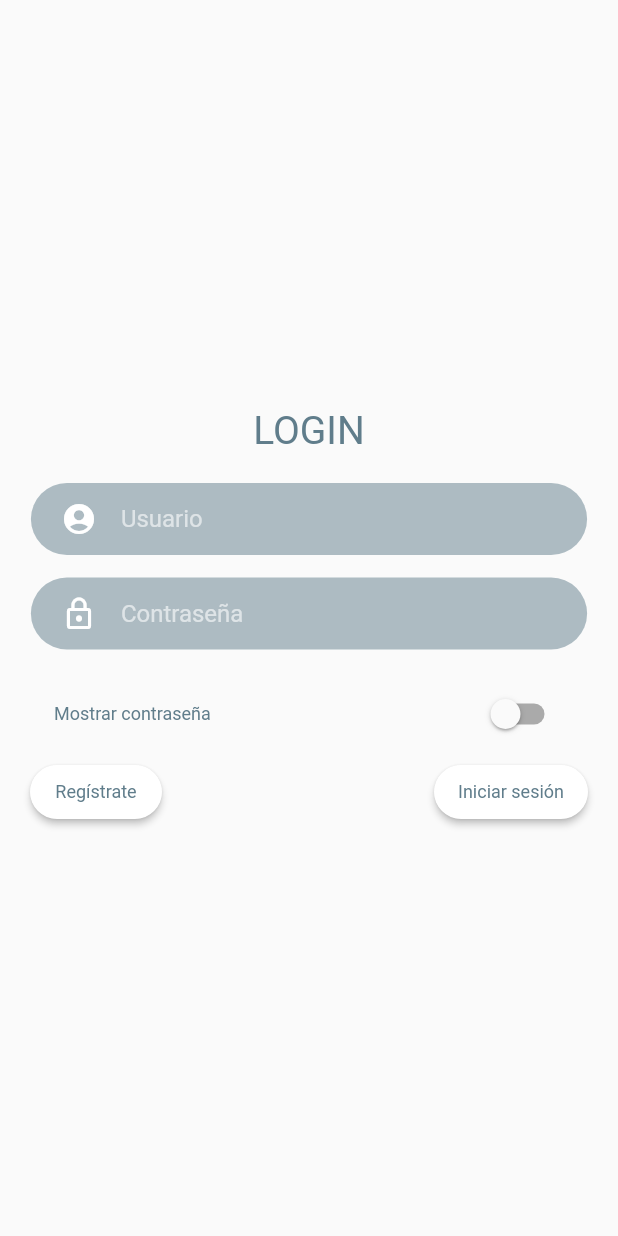
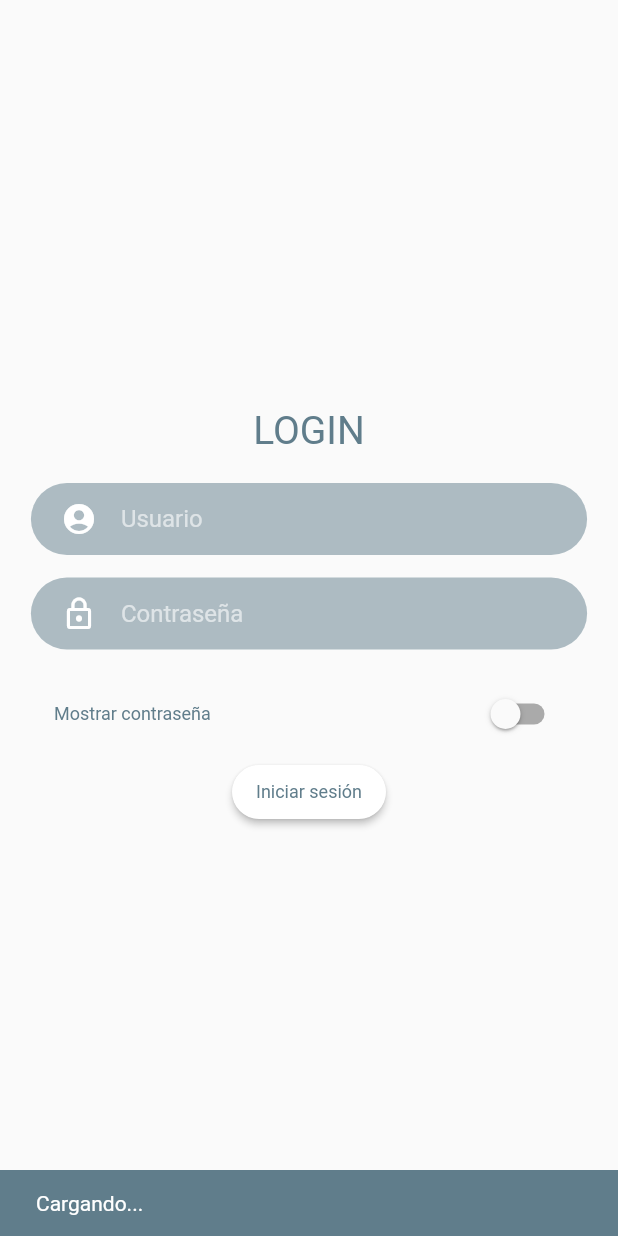
Before and after one commit to OscarVerdugo/CasaDelCarmen-App, a Flutter app: the screen it shows after launch, after a tap on "Iniciar sesión", on a phone screen of 412 x 824 dp. Run offline on Flutter 3.47's test engine with Material 2 defaults, Android fonts, the phone set to English and light mode, and no system bars; our stand-ins replace shared_preferences; network calls fail; statements that could not run were skipped.

Commit message:
DELETE Botón registrar ADD Loading

```diff
--- a/lib/src/classes/login_mixin.dart
+++ b/lib/src/classes/login_mixin.dart
@@ -8,6 +8,7 @@ mixin LoginMixin<T extends StatefulWidget> on State<T> {
   final passwordController = new TextEditingController();
   final _prefs = Prefs();
   bool _showPassword = false;
+  bool inProgress = false;
   TextTheme themes;
 
   @override
@@ -32,6 +33,17 @@ mixin LoginMixin<T extends StatefulWidget> on State<T> {
   bool get showPassword => _showPassword;
 
   void login(GlobalKey<ScaffoldState> scaffoldKey) async {
+    scaffoldKey.currentState.showSnackBar(
+      SnackBar(
+        content: Text(
+          'Cargando...',
+          style: TextStyle(
+            color: Colors.white,
+          ),
+        ),
+        backgroundColor: Colors.blueGrey,
+      ),
+    );
     Map<String, dynamic> resp = await LoginProvider.login(
       user: userController.text,
       password: passwordController.text,
@@ -42,6 +54,7 @@ mixin LoginMixin<T extends StatefulWidget> on State<T> {
       _prefs.userEmail = userController.text;
       Navigator.pushNamed(context, 'home');
     } else {
+      scaffoldKey.currentState.hideCurrentSnackBar();
       scaffoldKey.currentState.showSnackBar(
         SnackBar(
           content: Text(
@@ -54,5 +67,7 @@ mixin LoginMixin<T extends StatefulWidget> on State<T> {
         ),
       );
     }
+
+    inProgress = false;
   }
 }
--- a/lib/src/pages/login_page.dart
+++ b/lib/src/pages/login_page.dart
@@ -50,28 +50,13 @@ class _LoginPageState extends State<LoginPage> with LoginMixin {
               ),
               activeColor: Colors.blueGrey,
             ),
-            _rowButtons()
-          ],
-        ),
-      ),
-    );
+            MaterialButton(
+              onPressed: () {
+                if (!inProgress) {
+                  inProgress = true;
+                  login(scaffoldKey);
                 }
-
-  Row _rowButtons() {
-    return Row(
-      mainAxisAlignment: MainAxisAlignment.spaceBetween,
-      children: <Widget>[
-        MaterialButton(
-          onPressed: () {},
-          child: Text(
-            'Regístrate',
-            style: themes.bodyText1,
-          ),
-          color: Colors.white,
-          shape: StadiumBorder(),
-        ),
-        MaterialButton(
-          onPressed: () => login(scaffoldKey),
+              },
               child: Text(
                 'Iniciar sesión',
                 style: themes.bodyText1,
@@ -80,6 +65,8 @@ class _LoginPageState extends State<LoginPage> with LoginMixin {
               shape: StadiumBorder(),
             ),
           ],
+        ),
+      ),
     );
   }
 }
```
Lines whose indentation alone changed are shown as unchanged.
